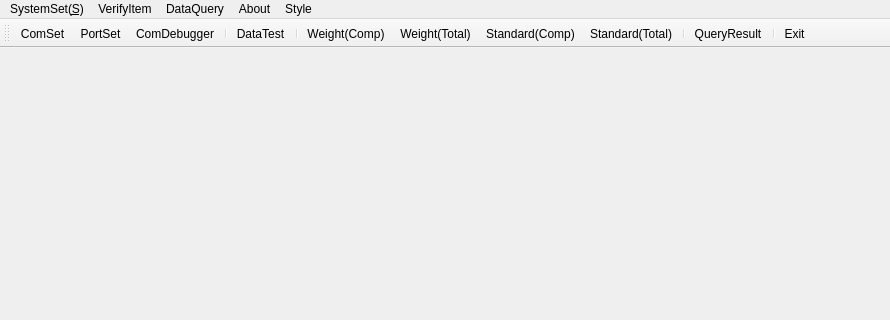
The window that source/gui/ui/mainform.ui (flimmy78/qtverify) describes before a commit, drawn with Qt 5; both pictures show x 0 to 890 and y 0 to 320 of the 890 by 570 pixel window.
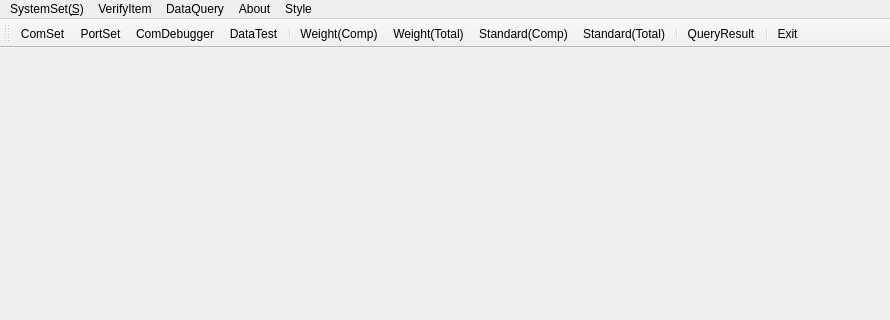
The same window after the commit. Icons and pictures are not drawn.

What changed in the file:
```diff
--- a/source/gui/ui/mainform.ui
+++ b/source/gui/ui/mainform.ui
@@ -112,7 +112,6 @@
    <addaction name="actionComSet"/>
    <addaction name="actionPortSet"/>
    <addaction name="actionComDebuger"/>
-   <addaction name="separator"/>
    <addaction name="actionTest"/>
    <addaction name="separator"/>
    <addaction name="actionWeightComp"/>
```
Left out of the diff: 6 changed lines with no effect on the pictures.
